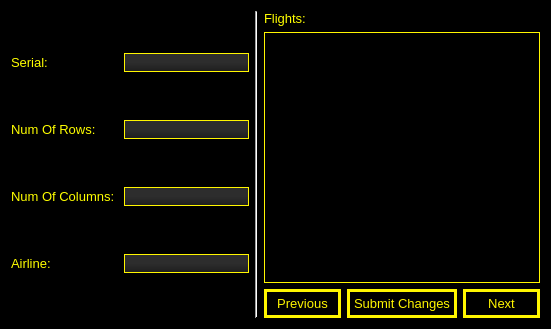
Before: the Qt Designer form MyProj/AirplanesPage.ui in shahabbadihi/airport_managementt, drawn with Qt 5.
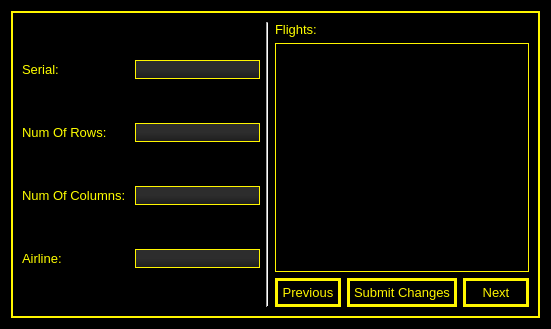
After: the same form once the commit is applied.

What changed in the file:
```diff
--- a/MyProj/AirplanesPage.ui
+++ b/MyProj/AirplanesPage.ui
@@ -18,6 +18,10 @@
 	background-color: rgb(0, 0, 0);
 }
 
+#frame {
+	border: 2px solid #fff600;
+}
+
 QLabel {
 	color: rgb(255, 255, 0)
 }
@@ -56,6 +60,15 @@
   </property>
   <layout class="QHBoxLayout" name="horizontalLayout_2">
    <item>
+    <widget class="QFrame" name="frame">
+     <property name="frameShape">
+      <enum>QFrame::StyledPanel</enum>
+     </property>
+     <property name="frameShadow">
+      <enum>QFrame::Raised</enum>
+     </property>
+     <layout class="QHBoxLayout" name="horizontalLayout_3">
+      <item>
     <layout class="QVBoxLayout" name="verticalLayout_3">
      <item>
       <layout class="QHBoxLayout" name="horizontalLayout_7">
@@ -197,6 +210,9 @@
       </layout>
      </item>
     </layout>
+      </item>
+     </layout>
+    </widget>
    </item>
   </layout>
  </widget>
```
Lines whose indentation alone changed are shown as unchanged.
